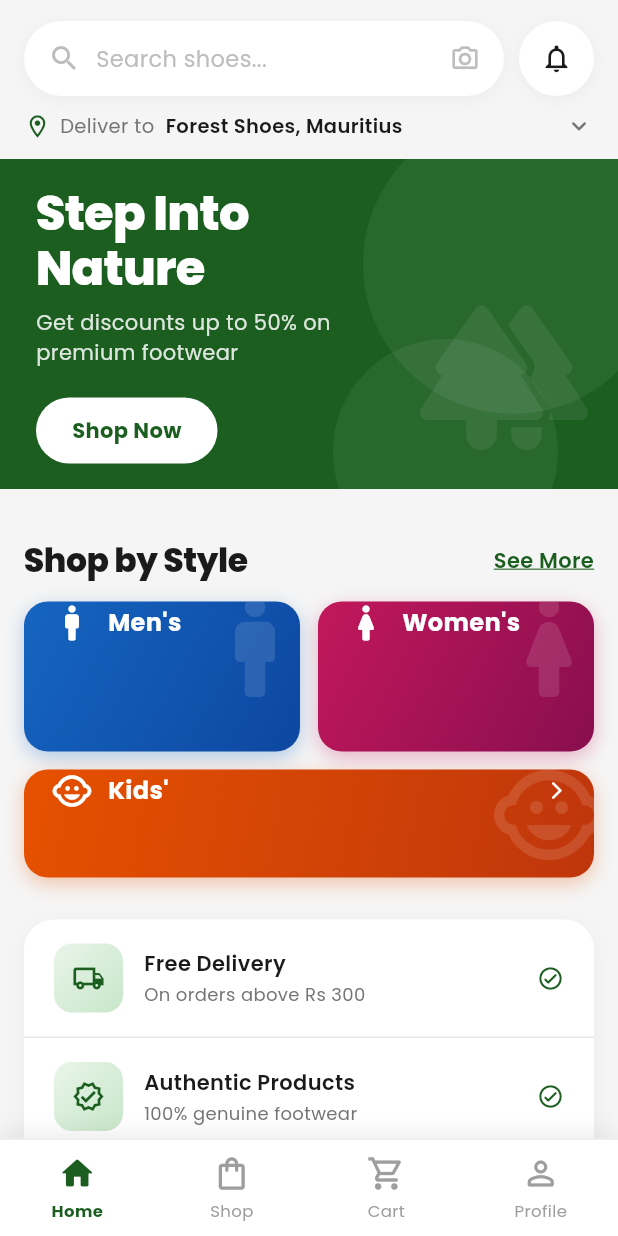
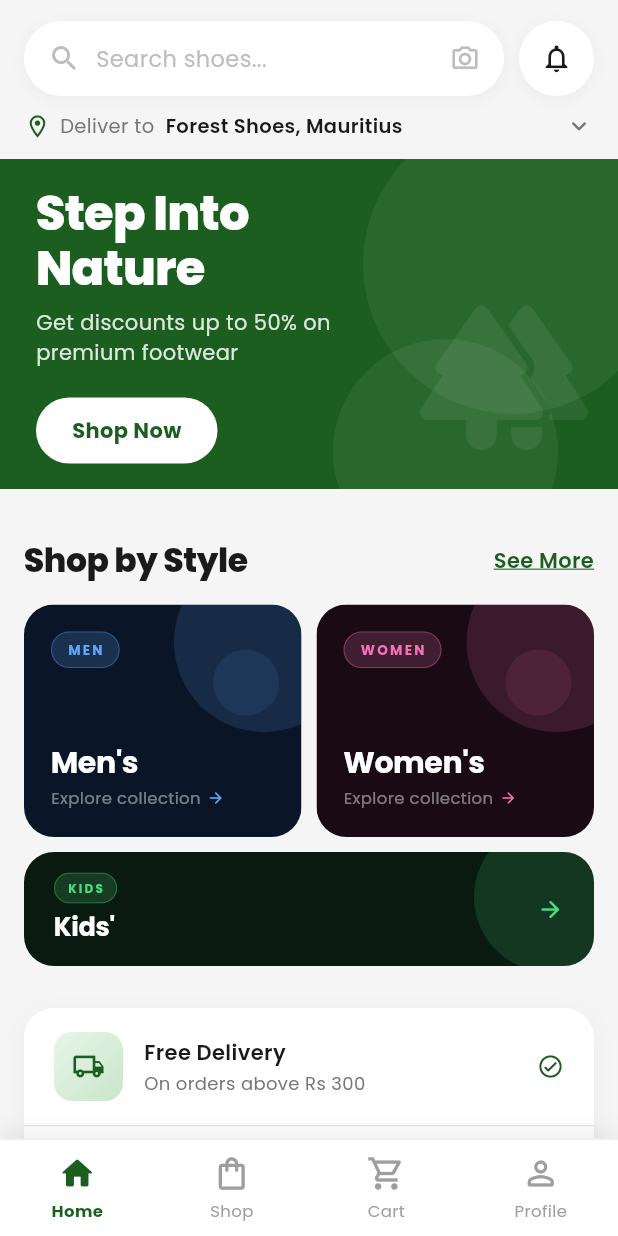
Before and after one commit to rijbai18-beep/forest-shoes, a Flutter app: the screen it shows after launch, on a phone screen of 412 x 824 dp. Run offline on Flutter 3.47's test engine with Material 3 defaults, Android fonts, the phone set to English and light mode, and no system bars; drawn by our look-alikes of overlay_support; our stand-ins replace cached_network_image, carousel_slider, cloud_firestore, firebase_auth, firebase_core, firebase_messaging and 12 more; accounts and stored records are empty.

Commit message:
Redesign Shop by Style section with editorial dark cards
Replaced icon-heavy gradient cards with a typography-first layout:
- Deep dark backgrounds per category (navy, plum, forest)
- Small spaced-caps pill tags (MEN / WOMEN / KIDS) instead of large icons
- Translucent decorative circles for depth; accent-colored arrow CTA
- Portrait cards (155px) for Men's and Women's; compact wide card for Kids'

Co-Authored-By: Claude Sonnet 4.6 <noreply@anthropic.com>

```diff
--- a/mobile/lib/screens/home/home_screen.dart
+++ b/mobile/lib/screens/home/home_screen.dart
@@ -238,48 +238,40 @@ class _HomeScreenState extends State<HomeScreen> {
                     _SectionHeader(
                       title: 'Shop by Style',
                       onSeeAll: () => context.go('/shop'),
-                      padding: const EdgeInsets.fromLTRB(0, 24, 0, 12),
+                      padding: const EdgeInsets.fromLTRB(0, 24, 0, 14),
                     ),
                     Row(
                       children: [
                         Expanded(
-                          child: _GenderCard(
-                            title: "Men's",
-                            icon: Icons.man_rounded,
-                            gradient: const LinearGradient(
-                              colors: [Color(0xFF1565C0), Color(0xFF0D47A1)],
-                              begin: Alignment.topLeft,
-                              end: Alignment.bottomRight,
-                            ),
+                          child: _StyleTile(
+                            label: "Men's",
+                            tag: 'MEN',
+                            tagline: 'Explore collection',
+                            color: const Color(0xFF0A1628),
+                            accentColor: const Color(0xFF60A5FA),
                             onTap: () => context.go('/shop?gender=men'),
                           ),
                         ),
-                        const SizedBox(width: 12),
+                        const SizedBox(width: 10),
                         Expanded(
-                          child: _GenderCard(
-                            title: "Women's",
-                            icon: Icons.woman_rounded,
-                            gradient: const LinearGradient(
-                              colors: [Color(0xFFC2185B), Color(0xFF880E4F)],
-                              begin: Alignment.topLeft,
-                              end: Alignment.bottomRight,
-                            ),
+                          child: _StyleTile(
+                            label: "Women's",
+                            tag: 'WOMEN',
+                            tagline: 'Explore collection',
+                            color: const Color(0xFF1A0A14),
+                            accentColor: const Color(0xFFF472B6),
                             onTap: () => context.go('/shop?gender=women'),
                           ),
                         ),
                       ],
                     ),
-                    const SizedBox(height: 12),
-                    _GenderCard(
-                      title: "Kids'",
-                      icon: Icons.child_care_rounded,
-                      gradient: const LinearGradient(
-                        colors: [Color(0xFFE65100), Color(0xFFBF360C)],
-                        begin: Alignment.topLeft,
-                        end: Alignment.bottomRight,
-                      ),
+                    const SizedBox(height: 10),
+                    _StyleTileWide(
+                      label: "Kids'",
+                      tag: 'KIDS',
+                      color: const Color(0xFF0A1A10),
+                      accentColor: const Color(0xFF4ADE80),
                       onTap: () => context.go('/shop?gender=kids'),
-                      isWide: true,
                     ),
                   ],
                 ),
@@ -450,74 +442,221 @@ class _SectionHeader extends StatelessWidget {
   }
 }
 
-// ── Gender Card ───────────────────────────────────────────────────────────────
+// ── Style Tiles ───────────────────────────────────────────────────────────────
 
-class _GenderCard extends StatelessWidget {
-  final String title;
-  final IconData icon;
-  final LinearGradient gradient;
+class _StyleTile extends StatelessWidget {
+  final String label;
+  final String tag;
+  final String tagline;
+  final Color color;
+  final Color accentColor;
   final VoidCallback onTap;
-  final bool isWide;
 
-  const _GenderCard({
-    required this.title,
-    required this.icon,
-    required this.gradient,
+  const _StyleTile({
+    required this.label,
+    required this.tag,
+    required this.tagline,
+    required this.color,
+    required this.accentColor,
     required this.onTap,
-    this.isWide = false,
   });
 
   @override
   Widget build(BuildContext context) {
     return GestureDetector(
       onTap: onTap,
-      child: Container(
-        height: isWide ? 72 : 100,
-        decoration: BoxDecoration(
-          gradient: gradient,
-          borderRadius: BorderRadius.circular(16),
-          boxShadow: [
-            BoxShadow(
-              color: gradient.colors.first.withValues(alpha: 0.3),
-              blurRadius: 10,
-              offset: const Offset(0, 4),
-            ),
-          ],
+      child: ClipRRect(
+        borderRadius: BorderRadius.circular(20),
+        child: Container(
+          height: 155,
+          color: color,
+          child: Stack(
+            children: [
+              // Large decorative circle
+              Positioned(
+                top: -35,
+                right: -35,
+                child: Container(
+                  width: 120,
+                  height: 120,
+                  decoration: BoxDecoration(
+                    shape: BoxShape.circle,
+                    color: accentColor.withValues(alpha: 0.15),
+                  ),
+                ),
+              ),
+              // Smaller inner circle
+              Positioned(
+                top: 30,
+                right: 15,
+                child: Container(
+                  width: 44,
+                  height: 44,
+                  decoration: BoxDecoration(
+                    shape: BoxShape.circle,
+                    color: accentColor.withValues(alpha: 0.10),
+                  ),
+                ),
+              ),
+              // Content
+              Padding(
+                padding: const EdgeInsets.all(18),
+                child: Column(
+                  crossAxisAlignment: CrossAxisAlignment.start,
+                  children: [
+                    // Category pill
+                    Container(
+                      padding: const EdgeInsets.symmetric(
+                          horizontal: 10, vertical: 5),
+                      decoration: BoxDecoration(
+                        color: accentColor.withValues(alpha: 0.18),
+                        borderRadius: BorderRadius.circular(20),
+                        border: Border.all(
+                          color: accentColor.withValues(alpha: 0.35),
+                          width: 0.7,
+                        ),
+                      ),
+                      child: Text(
+                        tag,
+                        style: TextStyle(
+                          color: accentColor,
+                          fontSize: 9,
+                          fontWeight: FontWeight.w700,
+                          letterSpacing: 1.5,
+                        ),
+                      ),
+                    ),
+                    const Spacer(),
+                    Text(
+                      label,
+                      style: const TextStyle(
+                        color: Colors.white,
+                        fontSize: 20,
+                        fontWeight: FontWeight.w700,
+                        letterSpacing: -0.3,
+                        height: 1.1,
+                      ),
+                    ),
+                    const SizedBox(height: 5),
+                    Row(
+                      crossAxisAlignment: CrossAxisAlignment.center,
+                      children: [
+                        Text(
+                          tagline,
+                          style: TextStyle(
+                            color: Colors.white.withValues(alpha: 0.45),
+                            fontSize: 11,
+                          ),
+                        ),
+                        const SizedBox(width: 4),
+                        Icon(
+                          Icons.arrow_forward_rounded,
+                          color: accentColor,
+                          size: 12,
+                        ),
+                      ],
+                    ),
+                  ],
+                ),
+              ),
+            ],
+          ),
         ),
-        child: Stack(
-          children: [
-            Positioned(
-              right: -10,
-              top: -10,
-              child: Icon(icon,
-                  size: 80, color: Colors.white.withValues(alpha: 0.12)),
-            ),
-            Padding(
-              padding: const EdgeInsets.symmetric(horizontal: 18),
-              child: Row(
-                mainAxisAlignment: isWide
-                    ? MainAxisAlignment.center
-                    : MainAxisAlignment.start,
-                children: [
-                  Icon(icon, color: Colors.white, size: 28),
-                  const SizedBox(width: 10),
-                  Text(
-                    title,
-                    style: const TextStyle(
-                      color: Colors.white,
-                      fontSize: 16,
-                      fontWeight: FontWeight.w700,
+      ),
+    );
+  }
+}
+
+class _StyleTileWide extends StatelessWidget {
+  final String label;
+  final String tag;
+  final Color color;
+  final Color accentColor;
+  final VoidCallback onTap;
+
+  const _StyleTileWide({
+    required this.label,
+    required this.tag,
+    required this.color,
+    required this.accentColor,
+    required this.onTap,
+  });
+
+  @override
+  Widget build(BuildContext context) {
+    return GestureDetector(
+      onTap: onTap,
+      child: ClipRRect(
+        borderRadius: BorderRadius.circular(20),
+        child: Container(
+          height: 76,
+          color: color,
+          child: Stack(
+            children: [
+              Positioned(
+                right: -20,
+                top: -20,
+                child: Container(
+                  width: 100,
+                  height: 100,
+                  decoration: BoxDecoration(
+                    shape: BoxShape.circle,
+                    color: accentColor.withValues(alpha: 0.15),
+                  ),
+                ),
+              ),
+              Padding(
+                padding: const EdgeInsets.symmetric(horizontal: 20),
+                child: Row(
+                  children: [
+                    Column(
+                      crossAxisAlignment: CrossAxisAlignment.start,
+                      mainAxisAlignment: MainAxisAlignment.center,
+                      children: [
+                        Container(
+                          padding: const EdgeInsets.symmetric(
+                              horizontal: 8, vertical: 4),
+                          decoration: BoxDecoration(
+                            color: accentColor.withValues(alpha: 0.18),
+                            borderRadius: BorderRadius.circular(12),
+                            border: Border.all(
+                              color: accentColor.withValues(alpha: 0.35),
+                              width: 0.7,
+                            ),
+                          ),
+                          child: Text(
+                            tag,
+                            style: TextStyle(
+                              color: accentColor,
+                              fontSize: 8,
+                              fontWeight: FontWeight.w700,
+                              letterSpacing: 1.5,
+                            ),
+                          ),
+                        ),
+                        const SizedBox(height: 4),
+                        Text(
+                          label,
+                          style: const TextStyle(
+                            color: Colors.white,
+                            fontSize: 17,
+                            fontWeight: FontWeight.w700,
+                            letterSpacing: -0.2,
+                          ),
+                        ),
+                      ],
                     ),
-                  ),
-                  if (isWide) ...[
                     const Spacer(),
-                    const Icon(Icons.arrow_forward_ios_rounded,
-                        color: Colors.white, size: 14),
+                    Icon(
+                      Icons.arrow_forward_rounded,
+                      color: accentColor,
+                      size: 18,
+                    ),
                   ],
-                ],
+                ),
               ),
-            ),
-          ],
+            ],
+          ),
         ),
       ),
     );
```
